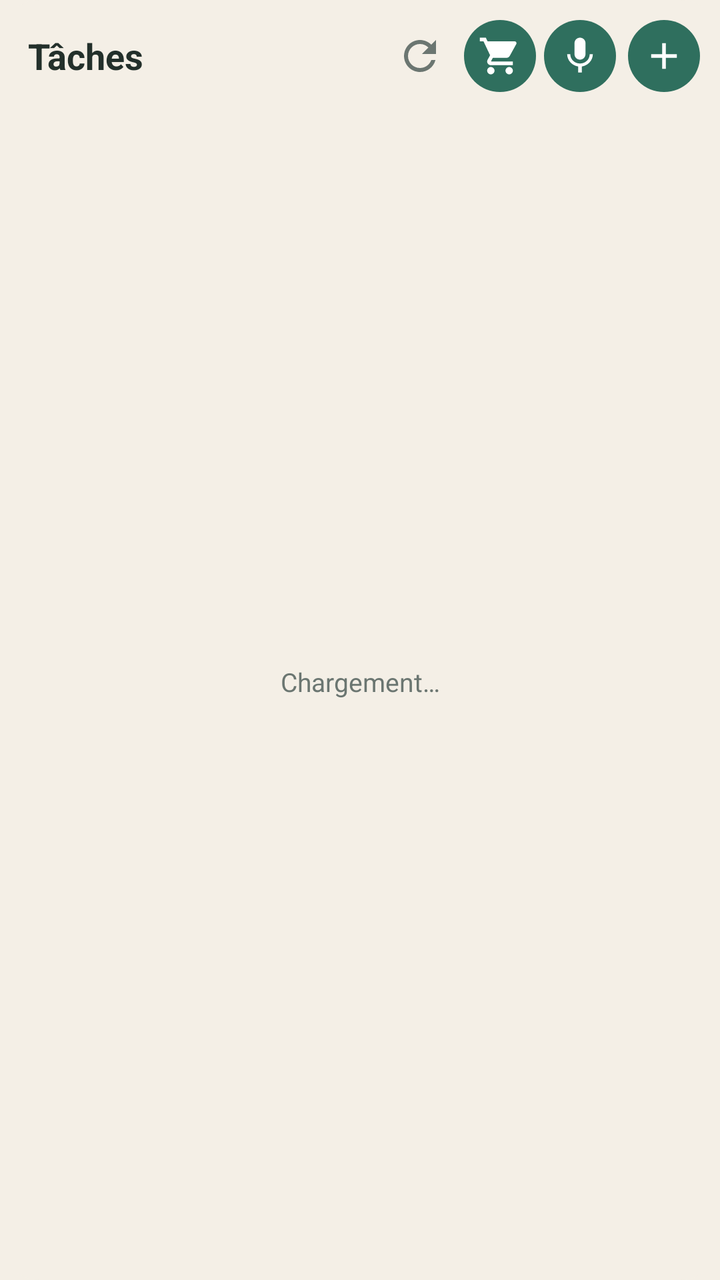
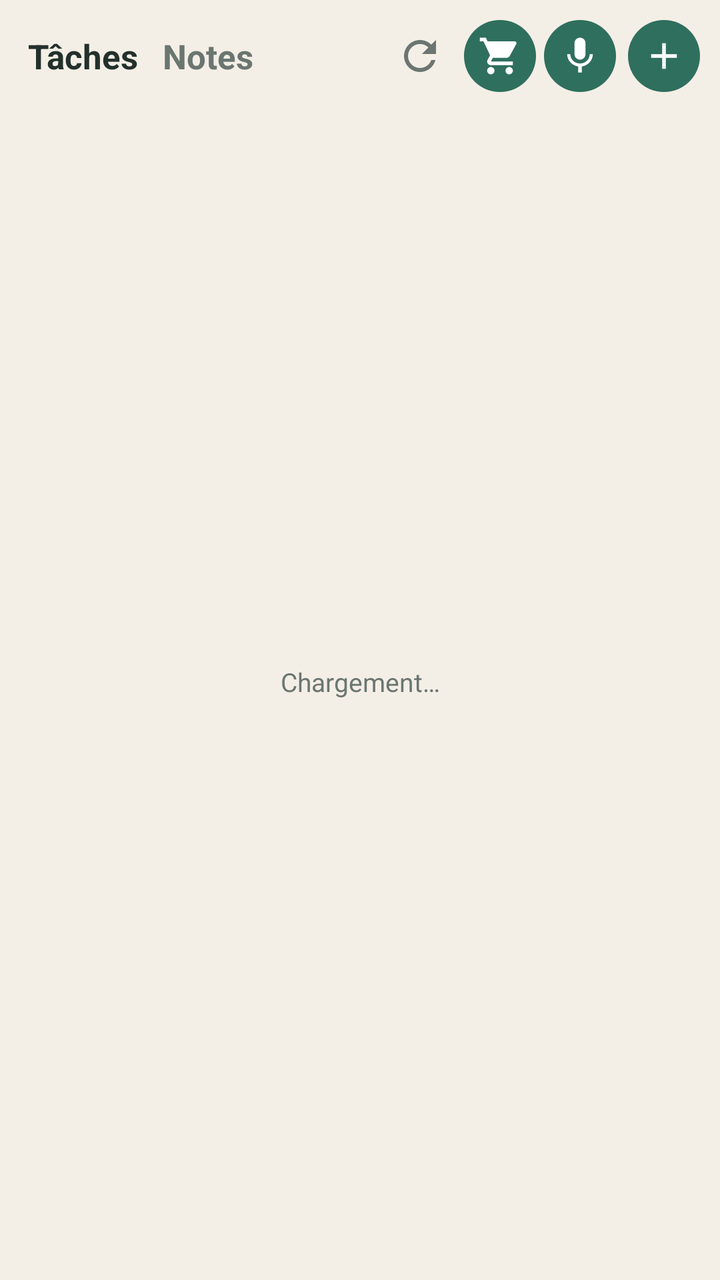

The first picture is an Android layout as it rendered before a commit; the second is the same layout after the commit. The layout source and the unified diff follow.
<!-- AndroidManifest.xml: application theme Theme.Taches -->
<!-- res/layout/widget.xml -->
<?xml version="1.0" encoding="utf-8"?>
<LinearLayout xmlns:android="http://schemas.android.com/apk/res/android"
    android:id="@+id/racine"
    android:layout_width="match_parent"
    android:layout_height="match_parent"
    android:background="@drawable/fond_widget"
    android:orientation="vertical"
    android:padding="10dp">

    <LinearLayout
        android:layout_width="match_parent"
        android:layout_height="wrap_content"
        android:gravity="center_vertical"
        android:orientation="horizontal">

        <TextView
            android:id="@+id/titre"
            android:layout_width="0dp"
            android:layout_height="wrap_content"
            android:layout_weight="1"
            android:paddingStart="4dp"
            android:text="@string/app_name"
            android:textColor="@color/texte"
            android:textSize="18sp"
            android:textStyle="bold" />

        <TextView
            android:id="@+id/etat"
            android:layout_width="wrap_content"
            android:layout_height="wrap_content"
            android:textColor="@color/discret"
            android:textSize="11sp" />

        <ImageButton
            android:id="@+id/btn_actualiser"
            android:layout_width="36dp"
            android:layout_height="36dp"
            android:background="@android:color/transparent"
            android:contentDescription="Actualiser"
            android:src="@drawable/ic_actualiser" />

        <ImageButton
            android:id="@+id/btn_courses"
            android:layout_width="36dp"
            android:layout_height="36dp"
            android:layout_marginStart="4dp"
            android:background="@drawable/fond_bouton"
            android:contentDescription="Liste de courses"
            android:padding="7dp"
            android:scaleType="fitCenter"
            android:src="@drawable/ic_courses" />

        <ImageButton
            android:id="@+id/btn_dicter"
            android:layout_width="36dp"
            android:layout_height="36dp"
            android:layout_marginStart="4dp"
            android:background="@drawable/fond_bouton"
            android:contentDescription="Dicter"
            android:padding="7dp"
            android:scaleType="fitCenter"
            android:src="@drawable/ic_micro" />

        <ImageButton
            android:id="@+id/btn_ajouter"
            android:layout_width="36dp"
            android:layout_height="36dp"
            android:layout_marginStart="6dp"
            android:background="@drawable/fond_bouton"
            android:contentDescription="Ajouter"
            android:padding="7dp"
            android:scaleType="fitCenter"
            android:src="@drawable/ic_ajouter" />
    </LinearLayout>

    <FrameLayout
        android:layout_width="match_parent"
        android:layout_height="0dp"
        android:layout_marginTop="6dp"
        android:layout_weight="1">

        <ListView
            android:id="@+id/liste"
            android:layout_width="match_parent"
            android:layout_height="match_parent"
            android:divider="@android:color/transparent"
            android:dividerHeight="4dp"
            android:scrollbars="none" />

        <TextView
            android:id="@+id/vide"
            android:layout_width="match_parent"
            android:layout_height="match_parent"
            android:gravity="center"
            android:text="Chargement…"
            android:textColor="@color/discret"
            android:textSize="13sp" />
    </FrameLayout>
</LinearLayout>
<!-- resources referenced by this layout -->
<resources>
  <color name="discret">#6B7671</color>
  <color name="texte">#23302B</color>
  <!-- drawable fond_bouton (drawable) -->
  <?xml version="1.0" encoding="utf-8"?>
  <shape xmlns:android="http://schemas.android.com/apk/res/android" android:shape="oval">
      <solid android:color="@color/accent" />
  </shape>
  <!-- drawable fond_widget (drawable) -->
  <?xml version="1.0" encoding="utf-8"?>
  <shape xmlns:android="http://schemas.android.com/apk/res/android" android:shape="rectangle">
      <solid android:color="@color/fond" />
      <corners android:radius="20dp" />
  </shape>
  <!-- drawable ic_actualiser (drawable) -->
  <?xml version="1.0" encoding="utf-8"?>
  <vector xmlns:android="http://schemas.android.com/apk/res/android"
      android:width="24dp" android:height="24dp" android:viewportWidth="24" android:viewportHeight="24">
      <path android:fillColor="@color/discret" android:pathData="M17.65,6.35C16.2,4.9 14.21,4 12,4c-4.42,0 -7.99,3.58 -7.99,8s3.57,8 7.99,8c3.73,0 6.84,-2.55 7.73,-6h-2.08c-0.82,2.33 -3.04,4 -5.65,4 -3.31,0 -6,-2.69 -6,-6s2.69,-6 6,-6c1.66,0 3.14,0.69 4.22,1.78L13,11h7V4l-2.35,2.35z" />
  </vector>
  <!-- drawable ic_ajouter (drawable) -->
  <?xml version="1.0" encoding="utf-8"?>
  <vector xmlns:android="http://schemas.android.com/apk/res/android"
      android:width="24dp" android:height="24dp" android:viewportWidth="24" android:viewportHeight="24">
      <path android:fillColor="@color/accent_texte" android:pathData="M19,13h-6v6h-2v-6H5v-2h6V5h2v6h6v2z" />
  </vector>
  <!-- drawable ic_courses (drawable) -->
  <?xml version="1.0" encoding="utf-8"?>
  <vector xmlns:android="http://schemas.android.com/apk/res/android"
      android:width="24dp" android:height="24dp" android:viewportWidth="24" android:viewportHeight="24">
      <path android:fillColor="@color/accent_texte" android:pathData="M7,18c-1.1,0 -1.99,0.9 -1.99,2S5.9,22 7,22s2,-0.9 2,-2 -0.9,-2 -2,-2zM1,2v2h2l3.6,7.59 -1.35,2.45c-0.16,0.28 -0.25,0.61 -0.25,0.96 0,1.1 0.9,2 2,2h12v-2L7.42,15c-0.14,0 -0.25,-0.11 -0.25,-0.25l0.03,-0.12 0.9,-1.63h7.45c0.75,0 1.41,-0.41 1.75,-1.03l3.58,-6.49c0.08,-0.14 0.12,-0.31 0.12,-0.48 0,-0.55 -0.45,-1 -1,-1L5.21,4l-0.94,-2L1,2zM17,18c-1.1,0 -1.99,0.9 -1.99,2s0.89,2 1.99,2 2,-0.9 2,-2 -0.9,-2 -2,-2z" />
  </vector>
  <!-- drawable ic_micro (drawable) -->
  <?xml version="1.0" encoding="utf-8"?>
  <vector xmlns:android="http://schemas.android.com/apk/res/android"
      android:width="24dp" android:height="24dp" android:viewportWidth="24" android:viewportHeight="24">
      <path android:fillColor="@color/accent_texte" android:pathData="M12,14c1.66,0 2.99,-1.34 2.99,-3L15,5c0,-1.66 -1.34,-3 -3,-3S9,3.34 9,5v6c0,1.66 1.34,3 3,3zM17.3,11c0,3 -2.54,5.1 -5.3,5.1S6.7,14 6.7,11L5,11c0,3.41 2.72,6.23 6,6.72L11,21h2v-3.28c3.28,-0.48 6,-3.3 6,-6.72h-1.7z" />
  </vector>
  <string name="app_name">Tâches</string>
  <style name="Theme.Taches" parent="@android:style/Theme.Material.Light.NoActionBar">
          <item name="android:colorPrimary">@color/accent</item>
          <item name="android:colorAccent">@color/accent</item>
          <item name="android:statusBarColor">@color/fond</item>
          <item name="android:windowLightStatusBar">true</item>
          <item name="android:windowBackground">@color/fond</item>
          <item name="android:textColorPrimary">@color/texte</item>
      </style>
  <color name="accent">#2F6F5E</color>
  <color name="fond">#F4EFE6</color>
  <color name="accent_texte">#FFFFFF</color>
</resources>

<!-- the commit's change to res/layout/widget.xml (unified diff, before → after) -->
@@ -13,16 +13,40 @@
         android:gravity="center_vertical"
         android:orientation="horizontal">
 
-        <TextView
-            android:id="@+id/titre"
+        
+        <LinearLayout
             android:layout_width="0dp"
             android:layout_height="wrap_content"
             android:layout_weight="1"
-            android:paddingStart="4dp"
-            android:text="@string/app_name"
-            android:textColor="@color/texte"
-            android:textSize="18sp"
-            android:textStyle="bold" />
+            android:gravity="center_vertical"
+            android:orientation="horizontal">
+
+            <TextView
+                android:id="@+id/onglet_taches"
+                android:layout_width="wrap_content"
+                android:layout_height="wrap_content"
+                android:paddingStart="4dp"
+                android:paddingTop="6dp"
+                android:paddingEnd="6dp"
+                android:paddingBottom="6dp"
+                android:text="Tâches"
+                android:textColor="@color/texte"
+                android:textSize="17sp"
+                android:textStyle="bold" />
+
+            <TextView
+                android:id="@+id/onglet_notes"
+                android:layout_width="wrap_content"
+                android:layout_height="wrap_content"
+                android:paddingStart="6dp"
+                android:paddingTop="6dp"
+                android:paddingEnd="6dp"
+                android:paddingBottom="6dp"
+                android:text="Notes"
+                android:textColor="@color/discret"
+                android:textSize="17sp"
+                android:textStyle="bold" />
+        </LinearLayout>
 
         <TextView
             android:id="@+id/etat"
<!-- resource entries referenced after the edit -->
@@ -37,7 +37,6 @@
       android:width="24dp" android:height="24dp" android:viewportWidth="24" android:viewportHeight="24">
       <path android:fillColor="@color/accent_texte" android:pathData="M12,14c1.66,0 2.99,-1.34 2.99,-3L15,5c0,-1.66 -1.34,-3 -3,-3S9,3.34 9,5v6c0,1.66 1.34,3 3,3zM17.3,11c0,3 -2.54,5.1 -5.3,5.1S6.7,14 6.7,11L5,11c0,3.41 2.72,6.23 6,6.72L11,21h2v-3.28c3.28,-0.48 6,-3.3 6,-6.72h-1.7z" />
   </vector>
-  <string name="app_name">Tâches</string>
   <style name="Theme.Taches" parent="@android:style/Theme.Material.Light.NoActionBar">
           <item name="android:colorPrimary">@color/accent</item>
           <item name="android:colorAccent">@color/accent</item>
